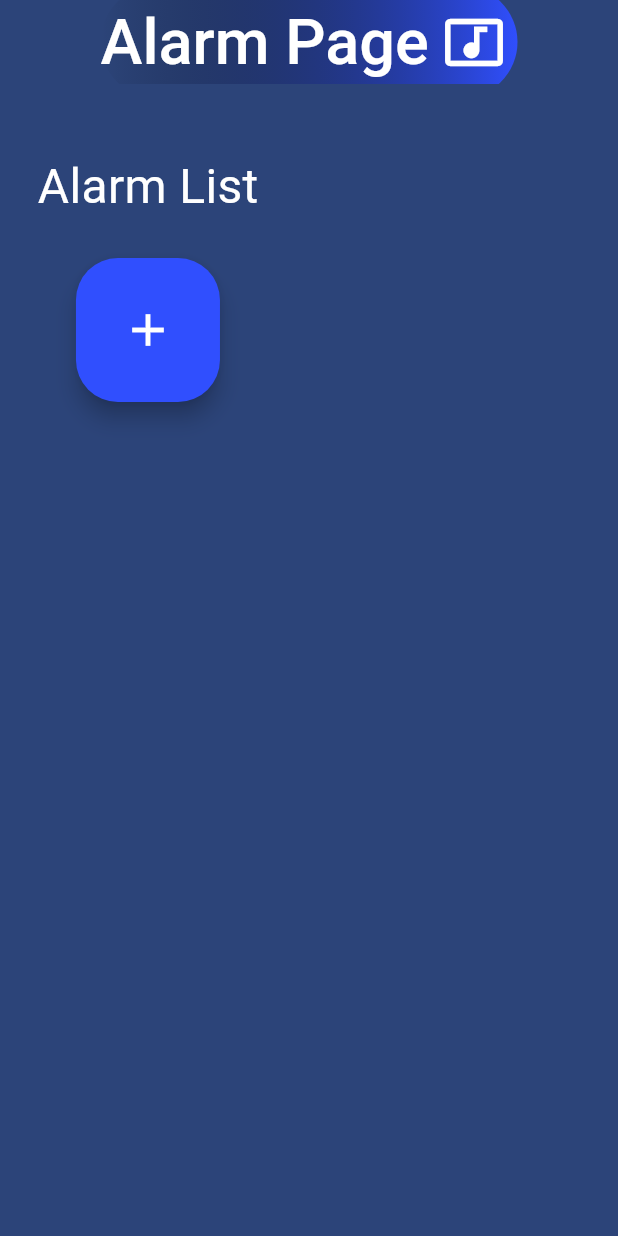
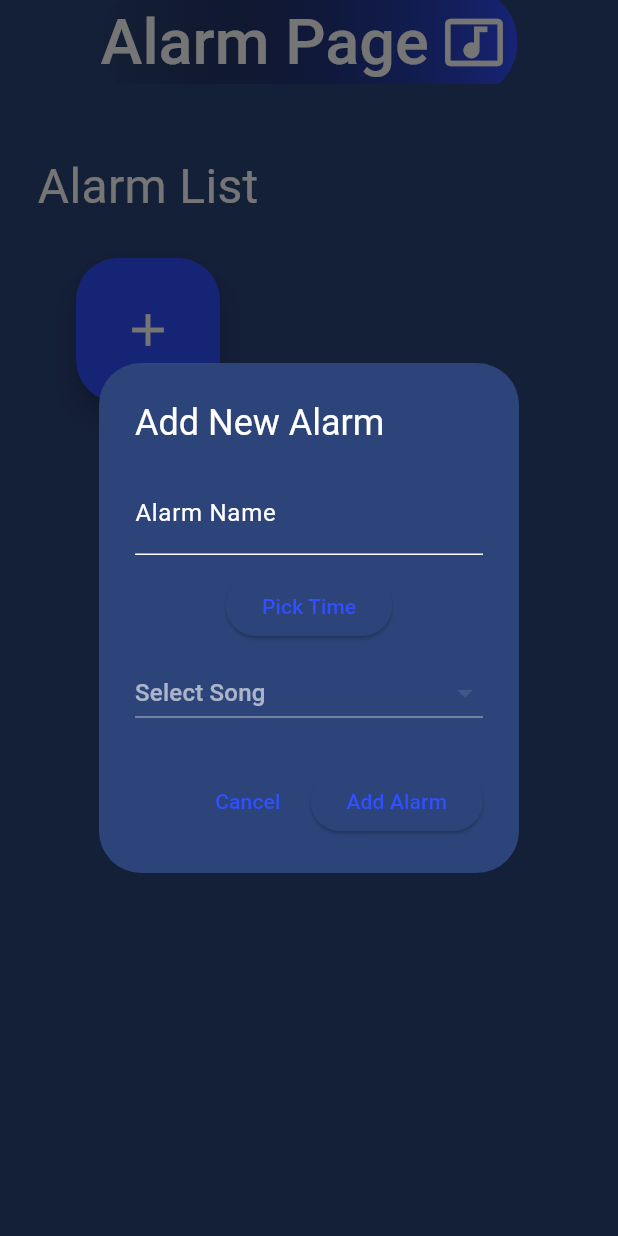
Before and after one commit to Juno-whut/AlarmClock, a Flutter app: the screen it shows after launch, after a tap on the "add" icon, on a phone screen of 412 x 824 dp. Run offline on Flutter 3.47's test engine with Material 3 defaults, Android fonts, the phone set to English and light mode, and no system bars; our stand-ins replace audioplayers, file_picker, logger; missing offline and left inert: flutter_media_metadata.

Commit message:
Added way to add alarms
This was a pain in the ass but you can add and delete alarms future me is also going to add in toggling alarms on and off

```diff
--- a/lib/widgets/add_alarm_button.dart
+++ b/lib/widgets/add_alarm_button.dart
@@ -1,13 +1,140 @@
 import 'package:alarm_clock/constants/colors.dart';
+import 'package:alarm_clock/services/music_service.dart';
 import 'package:flutter/material.dart';
+import 'package:alarm_clock/constants/alarm_class.dart';
+import 'package:alarm_clock/constants/song_class.dart';
+import 'package:alarm_clock/services/alarm_service.dart';
 
-class AddAlarmButton extends StatelessWidget {
+class AddAlarmButton extends StatefulWidget {
   const AddAlarmButton({super.key});
 
   @override
+  State<AddAlarmButton> createState() => _AddAlarmButtonState();
+}
+
+class _AddAlarmButtonState extends State<AddAlarmButton> {
+  List<SongLibrary> songList = [];
+
+  @override
+  void initState() {
+    super.initState();
+    loadSongs().then((songs) {
+      setState(() {
+        songList = songs;
+      });
+    });
+  }
+
+  void _showAddAlarmDialog(List<SongLibrary> songList) async {
+  String? selectedTitle;
+  TimeOfDay? selectedTime;
+  SongLibrary? selectedSong;
+
+  showDialog(
+    context: context,
+    builder: (BuildContext context) {
+      return AlertDialog(
+        title: const Text('Add New Alarm'),
+        content: StatefulBuilder(
+          builder: (context, setState) {
+            return Column(
+              mainAxisSize: MainAxisSize.min,
+              children: [
+                // Alarm Name Input
+                TextField(
+                  decoration: InputDecoration(labelText: "Alarm Name"),
+                  onChanged: (value) {
+                    selectedTitle = value;
+                  }
+                ),
+                SizedBox(height:10),
+
+                // Time Picker
+                ElevatedButton(
+                  onPressed: () async {
+                    final time = await showTimePicker(
+                      context: context,
+                      initialTime: TimeOfDay.now()
+                    );
+                    if (time != null) {
+                      setState((){
+                        selectedTime = time;
+                      });
+                    }
+                  },
+                  child: Text(
+                    selectedTime == null
+                    ? "Pick Time"
+                    : '${selectedTime!.hourOfPeriod}:${selectedTime!.minute.toString().padLeft(2, '0')} ${selectedTime!.period == DayPeriod.am ? 'AM':'PM'}'
+                  ),
+                ),
+                SizedBox(height: 10),
+
+                // Song DropDown
+                DropdownButton<SongLibrary>(
+                  hint: Text('Select Song'),
+                  isExpanded: true,
+                  value: selectedSong,
+                  onChanged: (song) {
+                    setState((){
+                      selectedSong = song;
+                    });
+                  },
+                  items: songList.map((song) {
+                    return DropdownMenuItem<SongLibrary>(
+                      value: song,
+                      child: Text(song.name),
+                    );
+                  }).toList(),
+                ),
+              ],
+            );
+          },
+        ),
+        actions: [
+          TextButton(
+            onPressed: () => Navigator.of(context).pop(),
+            child: Text('Cancel'),
+          ),
+          ElevatedButton(
+            onPressed: () async {
+              if (selectedTime != null && selectedSong != null) {
+                final hour = selectedTime!.hourOfPeriod;
+                final minute = selectedTime!.minute;
+                final ampm = selectedTime!.period == DayPeriod.am ? 'AM' : 'PM';
+                final timeFormatted =
+                    '${hour == 0 ? 12 : hour}:${minute.toString().padLeft(2, '0')}';
+
+                final newAlarm = AlarmList(
+                  time: timeFormatted,
+                  ampm: ampm,
+                  song: selectedSong!.name,
+                  songPath: selectedSong!.path,
+                  isOn: true,
+                  title: selectedTitle ?? 'Alarm'
+                );
+
+                final existingAlarms = await readAlarmJsonList();
+                existingAlarms.add(newAlarm);
+                await writeAlarmJsonList(
+                  existingAlarms.map((e) => e.toJson()).toList()
+                );
+
+                Navigator.of(context).pop();
+                setState(() {});
+              }
+            },
+            child: Text('Add Alarm')
+          ),
+        ],
+      );
+    }
+  );
+}
+  @override
   Widget build(BuildContext context) {
     return FloatingActionButton.large(
-      onPressed: () {},
+      onPressed: () => _showAddAlarmDialog(songList),
       backgroundColor: AppColors.primary,
       child: const Icon(
         Icons.add,
--- a/lib/widgets/alarm_list.dart
+++ b/lib/widgets/alarm_list.dart
@@ -1,5 +1,6 @@
-import 'package:alarm_clock/constants/fake_alarm_list.dart';
+import 'package:alarm_clock/constants/alarm_class.dart';
 import 'package:alarm_clock/constants/styles.dart';
+import 'package:alarm_clock/services/alarm_service.dart';
 import 'package:flutter/material.dart';
 
 class AlarmListWidget extends StatefulWidget {
@@ -10,6 +11,17 @@ class AlarmListWidget extends StatefulWidget {
 }
 
 class _AlarmListWidgetState extends State<AlarmListWidget> {
+  List<AlarmList> alarmList = [];
+  @override
+  void initState(){
+    super.initState();
+    readAlarmJsonList().then((alarms) {
+      setState((){
+        alarmList = alarms;
+      });
+    });
+  }
+
   @override
   Widget build(BuildContext context) {
     return Container(
@@ -20,7 +32,7 @@ class _AlarmListWidgetState extends State<AlarmListWidget> {
         children: [
           const SizedBox(height:20),
           Text("Alarm List", style: headingStyle,),
-          for (int i = 0; i < alarms.length; i++)
+          for (int i = 0; i < alarmList.length; i++)
             Container(
               height: 75,
               decoration: headerDecoration,
@@ -31,26 +43,31 @@ class _AlarmListWidgetState extends State<AlarmListWidget> {
                 children: [
                   Row(
                     children: [
-                      if (alarms[i].title != null) Text(alarms[i].title!, style: bodyStyle,),
+                      if (alarmList[i].title != null) Text(alarmList[i].title!, style: bodyStyle,),
                       const SizedBox(width: 10,),
-                      Text(alarms[i].time, style: timeStyle),
+                      Text(alarmList[i].time, style: timeStyle),
                       const SizedBox(width: 5,),
-                      Text(alarms[i].ampm, style: timeStyle),
+                      Text(alarmList[i].ampm, style: timeStyle),
                       const SizedBox(width: 15,),
-                      Text(alarms[i].song, style: bodyStyle,),
+                      Text(alarmList[i].song, style: bodyStyle,),
                       const SizedBox(width: 15,),
                       // figure out how to use switch
                       Switch(
-                        value: alarms[i].isOn,
+                        value: alarmList[i].isOn,
                         onChanged: (bool value) {
                           setState(() {
-                            alarms[i].isOn = value;
+                            alarmList[i].isOn = value;
                           });
                         },
                       ),
                       const SizedBox(width: 15,),
                       IconButton(
-                        onPressed: () {},
+                        onPressed: () {
+                          deleteAlarm(i);
+                          setState((){
+                            alarmList.removeAt(i);
+                          });
+                        },
                         icon: const Icon(
                           Icons.delete,
                           color: Colors.white, size: 24
```
